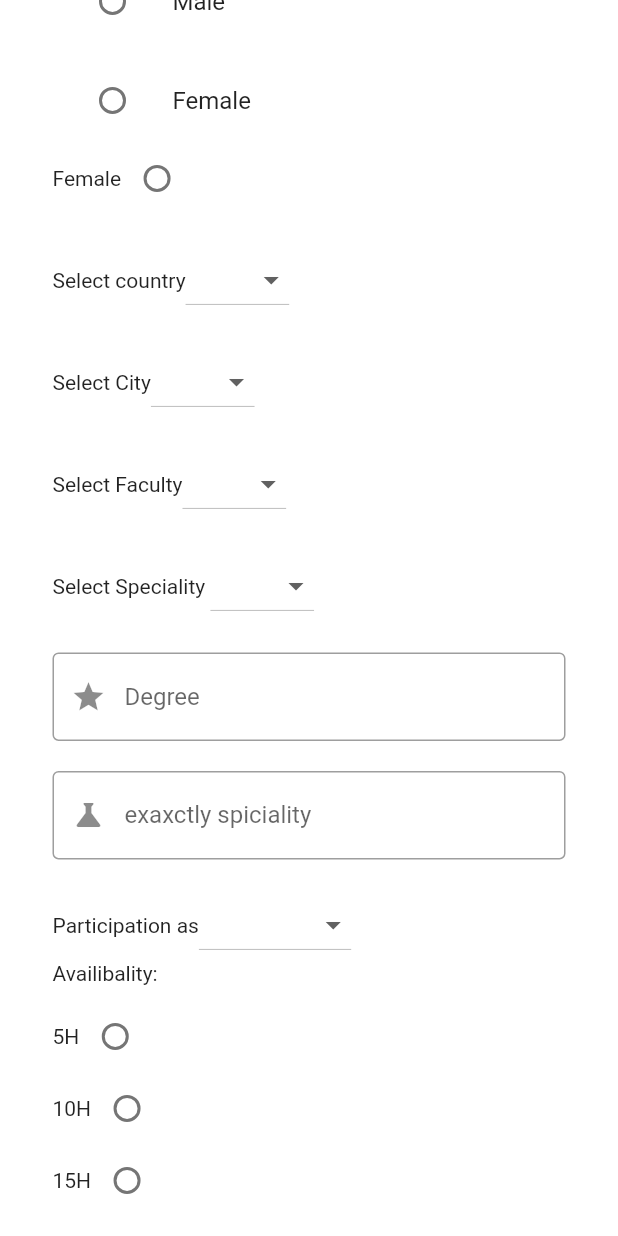
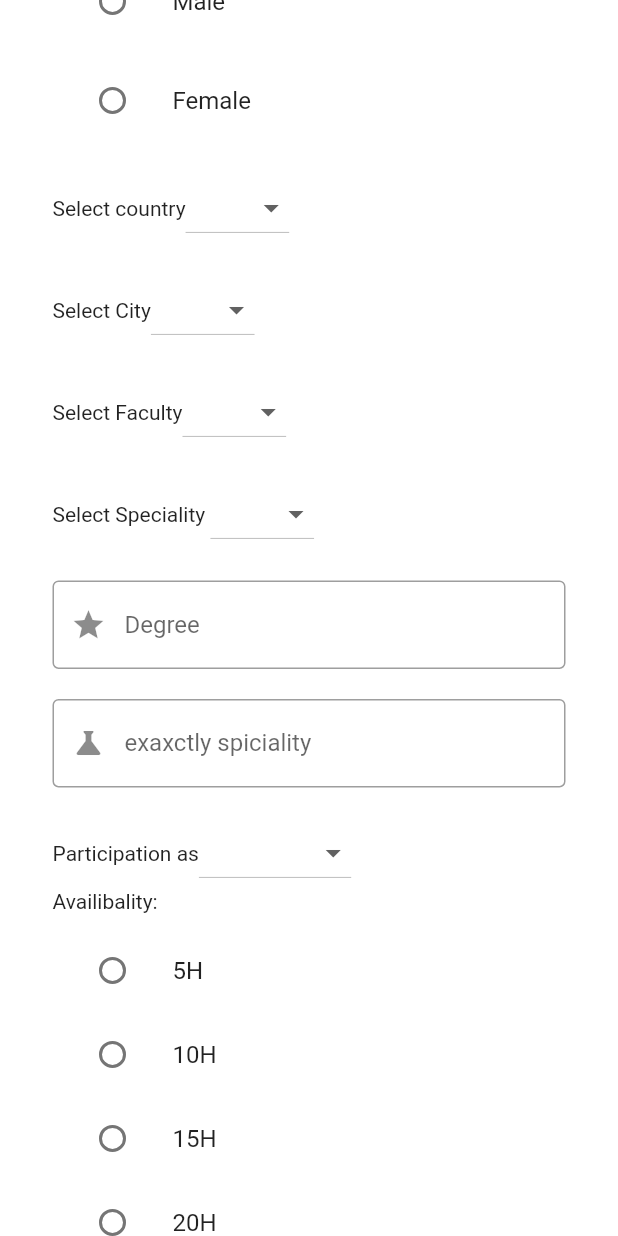
Before and after one commit to developython14/small-flutter-app-, a Flutter app: the screen it shows after launch, scrolled down 576 dp, on a phone screen of 412 x 824 dp. Run offline on Flutter 3.47's test engine with Material 2 defaults, Android fonts, the phone set to English and light mode, and no system bars; our stand-ins replace file_picker, flutter_signin_button, flutter_spinkit, getwidget, introduction_screen; missing offline and left inert: dart:ffi; network calls fail.

```diff
--- a/lib/signup_pages/signup_mod.dart
+++ b/lib/signup_pages/signup_mod.dart
@@ -187,17 +187,6 @@ class _signupmodState extends State<signupmod> {
                             });
                             print('gender is $gender');
                           })),
-                  Row(
-                    children: [
-                      Text("Female"),
-                      Radio(
-                          groupValue: 14,
-                          value: false,
-                          onChanged: (text) {
-                            setState(() {});
-                          })
-                    ],
-                  ),
                   SizedBox(height: 20),
                   Row(
                     children: [
@@ -295,61 +284,61 @@ class _signupmodState extends State<signupmod> {
                     ],
                   ),
                   SizedBox(height: 10),
-                  Row(
-                    children: [
-                      Text("5H"),
-                      Radio(
-                          groupValue: 25,
-                          value: true,
-                          onChanged: (text) {
-                            setState(() {});
-                          })
-                    ],
-                  ),
-                  Row(
-                    children: [
-                      Text("10H"),
-                      Radio(
-                          groupValue: 14,
-                          value: false,
-                          onChanged: (text) {
-                            setState(() {});
-                          })
-                    ],
-                  ),
-                  Row(
-                    children: [
-                      Text("15H"),
-                      Radio(
-                          groupValue: 14,
-                          value: false,
-                          onChanged: (text) {
-                            setState(() {});
-                          })
-                    ],
-                  ),
-                  Row(
-                    children: [
-                      Text("20H"),
-                      Radio(
-                          groupValue: 14,
-                          value: false,
-                          onChanged: (text) {
-                            setState(() {});
-                          })
-                    ],
-                  ),
-                  Row(
-                    children: [
-                      Text("+25H"),
-                      Radio(
-                          groupValue: 14,
-                          value: false,
-                          onChanged: (text) {
-                            setState(() {});
-                          })
-                    ],
-                  ),
+                  ListTile(
+                      title: Text('5H'),
+                      leading: Radio(
+                          value: "5H",
+                          groupValue: avalibality,
+                          onChanged: (String? text) {
+                            setState(() {
+                              avalibality = '5H';
+                            });
+                            print('avalibality is $avalibality');
+                          })),
+                  ListTile(
+                      title: Text('10H'),
+                      leading: Radio(
+                          value: "10H",
+                          groupValue: avalibality,
+                          onChanged: (String? text) {
+                            setState(() {
+                              avalibality = '10H';
+                            });
+                            print('avalibality is $avalibality');
+                          })),
+                  ListTile(
+                      title: Text('15H'),
+                      leading: Radio(
+                          value: "15H",
+                          groupValue: avalibality,
+                          onChanged: (String? text) {
+                            setState(() {
+                              avalibality = '15H';
+                            });
+                            print('avalibality is $avalibality');
+                          })),
+                  ListTile(
+                      title: Text('20H'),
+                      leading: Radio(
+                          value: "20H",
+                          groupValue: avalibality,
+                          onChanged: (String? text) {
+                            setState(() {
+                              avalibality = '20H';
+                            });
+                            print('avalibality is $avalibality');
+                          })),
+                  ListTile(
+                      title: Text('+25H'),
+                      leading: Radio(
+                          value: "+25H",
+                          groupValue: avalibality,
+                          onChanged: (String? text) {
+                            setState(() {
+                              avalibality = '+25H';
+                            });
+                            print('avalibality is $avalibality');
+                          })),
                   SizedBox(height: 20),
                   Row(
                     mainAxisAlignment: MainAxisAlignment.start,
```
